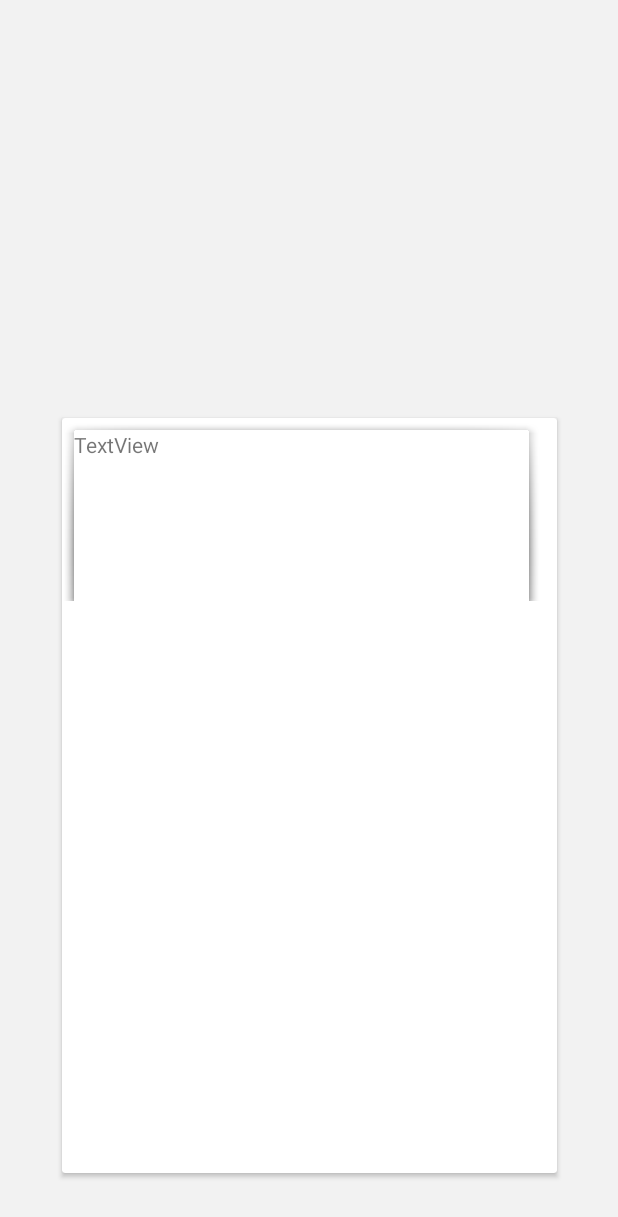
After one commit to amitthakur05/Kamadgiri-kisan-app, an Android app: the quiz screen opened directly, with no data from a screen before it, on a phone screen of 412 x 824 dp. The commit adds this screen. Shown: the top 1217 px of the screen. Run offline under Robolectric (Android 15) with nearby library versions, the phone set to English and light mode, and no system bars.

Commit message:
quiz homescreen complete

```diff
--- a/app/src/main/AndroidManifest.xml
+++ b/app/src/main/AndroidManifest.xml
@@ -1,7 +1,8 @@
 <?xml version="1.0" encoding="utf-8"?>
 <manifest xmlns:android="http://schemas.android.com/apk/res/android"
     package="com.example.kamadgirikisan">
-    <uses-permission android:name="android.permission.CALL_PHONE"/>
+
+    <uses-permission android:name="android.permission.CALL_PHONE" />
     <uses-permission android:name="android.permission.INTERNET" />
 
     <application
@@ -12,7 +13,8 @@
         android:supportsRtl="true"
         android:theme="@style/AppTheme"
         android:usesCleartextTraffic="true">
-        <activity android:name=".previousWinners"></activity>
+        <activity android:name=".quiz"></activity>
+        <activity android:name=".previousWinners" />
         <activity android:name=".quizHome" />
         <activity android:name=".labelHistory" />
         <activity android:name=".redmptionHome" />
--- /dev/null
+++ b/app/src/main/java/com/example/kamadgirikisan/quiz.java
@@ -0,0 +1,20 @@
+package com.example.kamadgirikisan;
+
+import androidx.appcompat.app.AppCompatActivity;
+
+import android.os.Bundle;
+
+public class quiz extends AppCompatActivity {
+
+    @Override
+    protected void onCreate(Bundle savedInstanceState) {
+        super.onCreate(savedInstanceState);
+        try {
+            this.getSupportActionBar().hide();
+        }
+        catch (Exception e) {
+
+        }
+        setContentView(R.layout.activity_quiz);
+    }
+}
--- /dev/null
+++ b/app/src/main/res/layout/activity_quiz.xml
@@ -0,0 +1,28 @@
+<?xml version="1.0" encoding="utf-8"?>
+<androidx.constraintlayout.widget.ConstraintLayout xmlns:android="http://schemas.android.com/apk/res/android"
+    xmlns:app="http://schemas.android.com/apk/res-auto"
+    xmlns:tools="http://schemas.android.com/tools"
+    android:layout_width="match_parent"
+    android:layout_height="match_parent"
+    android:background="#F2F2F2"
+    tools:context=".quiz">
+
+    <androidx.cardview.widget.CardView
+        android:layout_width="330dp"
+        android:layout_height="503dp"
+        android:layout_marginStart="10dp"
+        android:layout_marginEnd="10dp"
+        android:layout_marginBottom="42dp"
+        app:layout_constraintBottom_toBottomOf="parent"
+        app:layout_constraintEnd_toEndOf="parent"
+        app:layout_constraintStart_toStartOf="parent" >
+
+        <TextView
+            android:id="@+id/textView17"
+            android:layout_width="319dp"
+            android:layout_height="122dp"
+            android:background="?attr/panelBackground"
+            android:lineSpacingExtra="8sp"
+            android:text="TextView" />
+    </androidx.cardview.widget.CardView>
+</androidx.constraintlayout.widget.ConstraintLayout>
```
Also changed, not shown: app/src/main/java/com/example/kamadgirikisan/quizHome.java (+82 -8 lines), app/src/main/res/layout/activity_quiz_home.xml (+39 -32 lines).
